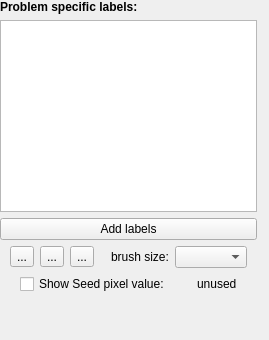
This is ilastik/applets/watershedLabeling/watershedLabelingDrawer.ui in ilastik/ilastik as Qt 5 draws it before an edit. The edited form follows.
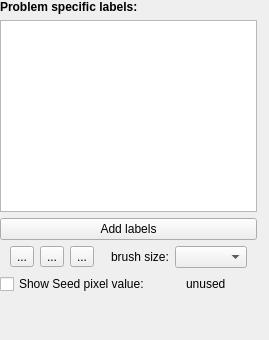
This is the edited form. Custom widgets are drawn as their Qt base class.

What changed in the file:
```diff
--- a/ilastik/applets/watershedLabeling/watershedLabelingDrawer.ui
+++ b/ilastik/applets/watershedLabeling/watershedLabelingDrawer.ui
@@ -167,19 +167,6 @@
      </item>
      <item>
       <layout class="QHBoxLayout" name="horizontalLayout_2">
-       <item>
-        <spacer name="horizontalSpacer_3">
-         <property name="orientation">
-          <enum>Qt::Horizontal</enum>
-         </property>
-         <property name="sizeHint" stdset="0">
-          <size>
-           <width>40</width>
-           <height>20</height>
-          </size>
-         </property>
-        </spacer>
-       </item>
        <item>
         <widget class="QCheckBox" name="pixelValueCheckBox">
          <property name="text">
```
